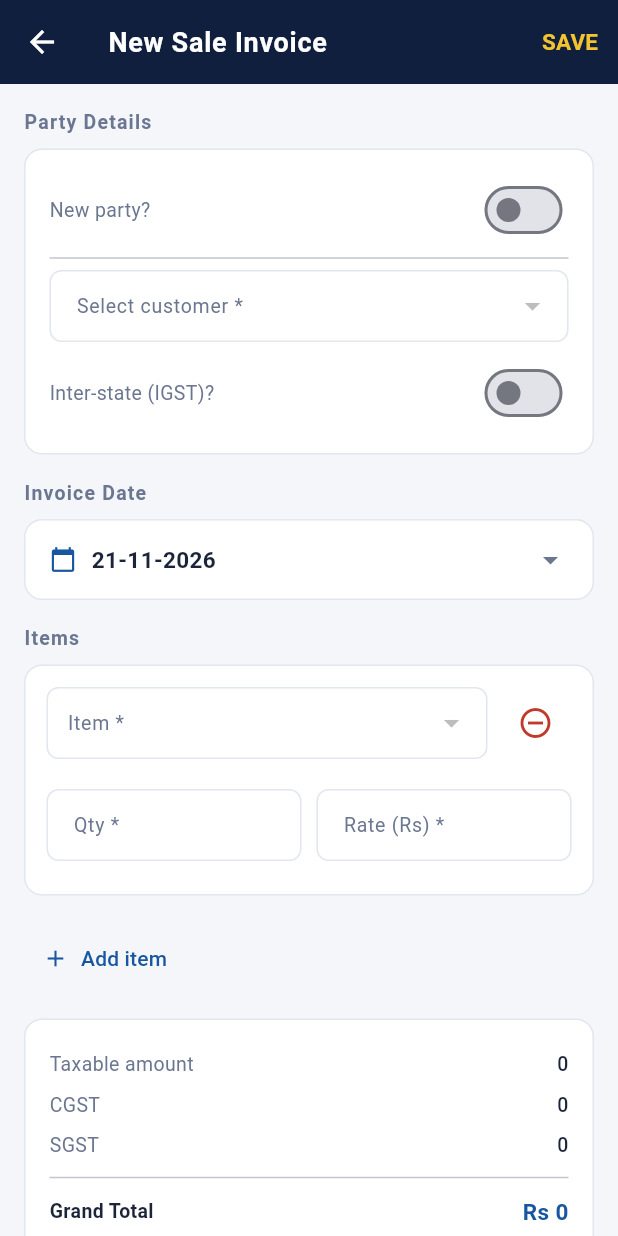
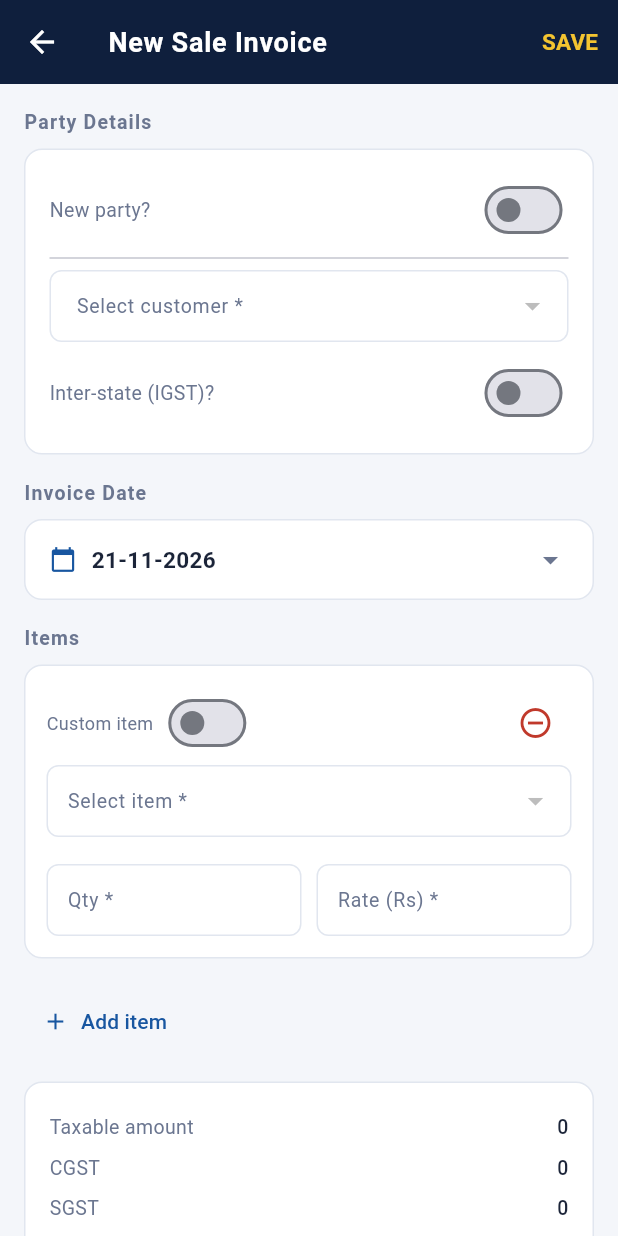
Before and after one commit to catoolskit/munim-mobile, a Flutter app: the InvoiceScreen screen opened directly with empty values, on a phone screen of 412 x 824 dp. Run offline on Flutter 3.47's test engine with Material 3 defaults, Android fonts, the phone set to English and light mode, and no system bars; our stand-ins replace file_picker, pdf, share_plus, shared_preferences; accounts and stored records are empty.

Commit message:
Refactor invoice screen code for clarity and efficiency

```diff
--- a/lib/screens/invoice_screen.dart
+++ b/lib/screens/invoice_screen.dart
@@ -21,21 +21,16 @@ class _InvoiceScreenState extends State<InvoiceScreen> {
   late AppConfig _config;
   final _formKey = GlobalKey<FormState>();
 
-  // Party
   Party? _selectedParty;
-  final _partyNameCtrl   = TextEditingController();
-  final _partyGstinCtrl  = TextEditingController();
-  final _partyPhoneCtrl  = TextEditingController();
-  bool _newParty         = false;
-  String _partyType      = 'Customer';
-  bool _interstate       = false;
+  final _partyNameCtrl  = TextEditingController();
+  final _partyGstinCtrl = TextEditingController();
+  final _partyPhoneCtrl = TextEditingController();
+  bool _newParty    = false;
+  String _partyType = 'Customer';
+  bool _interstate  = false;
+  DateTime _date    = DateTime.now();
 
-  // Date
-  DateTime _date = DateTime.now();
-
-  // Items
   final List<_ItemRow> _rows = [];
-
   bool _saving = false;
 
   @override
@@ -45,10 +40,7 @@ class _InvoiceScreenState extends State<InvoiceScreen> {
     _addRow();
   }
 
-  void _addRow() {
-    setState(() => _rows.add(_ItemRow()));
-  }
-
+  void _addRow() => setState(() => _rows.add(_ItemRow()));
   void _removeRow(int i) {
     if (_rows.length == 1) return;
     setState(() => _rows.removeAt(i));
@@ -77,21 +69,24 @@ class _InvoiceScreenState extends State<InvoiceScreen> {
     if (!_formKey.currentState!.validate()) return;
     if (_selectedParty == null && !_newParty) {
       ScaffoldMessenger.of(context).showSnackBar(
-        const SnackBar(content: Text('Please select or add a party')));
+        const SnackBar(
+          content: Text('Please select or add a party')));
       return;
     }
     final validRows = _rows.where((r) =>
-        r.selectedItem != null && r.qty > 0 && r.rate > 0).toList();
+      r.effectiveName.isNotEmpty &&
+      r.qty > 0 &&
+      r.rate > 0).toList();
     if (validRows.isEmpty) {
       ScaffoldMessenger.of(context).showSnackBar(
-        const SnackBar(content: Text('Add at least one item')));
+        const SnackBar(
+          content: Text('Add at least one item')));
       return;
     }
 
     setState(() => _saving = true);
 
     try {
-      // Handle new party
       AppConfig config = _config;
       String partyName;
       String partyGstin = '';
@@ -100,11 +95,13 @@ class _InvoiceScreenState extends State<InvoiceScreen> {
 
       if (_newParty) {
         partyName  = _partyNameCtrl.text.trim();
-        partyGstin = _partyGstinCtrl.text.trim().toUpperCase();
+        partyGstin =
+            _partyGstinCtrl.text.trim().toUpperCase();
         partyPhone = _partyPhoneCtrl.text.trim();
         final newP = Party(
           name: partyName, ptype: partyType,
-          gstin: partyGstin, phone: partyPhone, address: '');
+          gstin: partyGstin, phone: partyPhone,
+          address: '');
         config = await ConfigService.addParty(config, newP);
       } else {
         partyName  = _selectedParty!.name;
@@ -113,19 +110,17 @@ class _InvoiceScreenState extends State<InvoiceScreen> {
         partyType  = _selectedParty!.ptype;
       }
 
-      // Build invoice number
       config = await ConfigService.incrementVno(config);
       final vno    = config.lastSalesVno;
       final prefix = config.company.invoicePrefix;
-      final invNo  = '${prefix}$vno';
+      final invNo  = '$prefix$vno';
 
-      // Build items
       final items = validRows.map((r) => InvoiceItem(
-        name:    r.selectedItem!.name,
-        hsn:     r.selectedItem!.hsn,
+        name:    r.effectiveName,
+        hsn:     r.effectiveHsn,
         qty:     r.qty,
         rate:    r.rate,
-        gstRate: r.selectedItem!.gstRateDouble,
+        gstRate: r.effectiveGstRate,
       )).toList();
 
       final invoice = Invoice(
@@ -144,15 +139,12 @@ class _InvoiceScreenState extends State<InvoiceScreen> {
       );
 
       await StorageService.addInvoice(invoice);
-
       if (!mounted) return;
       Navigator.pop(context, config);
-
       ScaffoldMessenger.of(context).showSnackBar(
         SnackBar(
           content: Text('✓ Invoice $invNo saved'),
-          backgroundColor: MunimTheme.ok,
-        ));
+          backgroundColor: MunimTheme.ok));
     } catch (e) {
       setState(() => _saving = false);
       ScaffoldMessenger.of(context).showSnackBar(
@@ -176,7 +168,8 @@ class _InvoiceScreenState extends State<InvoiceScreen> {
                 ? const SizedBox(
                     width: 18, height: 18,
                     child: CircularProgressIndicator(
-                      color: Colors.white, strokeWidth: 2))
+                      color: Colors.white,
+                      strokeWidth: 2))
                 : const Text('SAVE',
                     style: TextStyle(
                       color: MunimTheme.gold,
@@ -190,23 +183,24 @@ class _InvoiceScreenState extends State<InvoiceScreen> {
         child: SingleChildScrollView(
           padding: const EdgeInsets.all(16),
           child: Column(
-            crossAxisAlignment: CrossAxisAlignment.start,
+            crossAxisAlignment:
+                CrossAxisAlignment.start,
             children: [
-
-              // ── Party section ──────────────────────────────
+              // ── Party ─────────────────────────────
               _sectionTitle('Party Details'),
               const SizedBox(height: 8),
               Container(
                 decoration: MunimTheme.cardBox(),
                 padding: const EdgeInsets.all(16),
                 child: Column(children: [
-                  // New party toggle
                   Row(
-                    mainAxisAlignment: MainAxisAlignment.spaceBetween,
+                    mainAxisAlignment:
+                        MainAxisAlignment.spaceBetween,
                     children: [
                       const Text('New party?',
                         style: TextStyle(
-                          fontSize: 13, color: MunimTheme.muted)),
+                          fontSize: 13,
+                          color: MunimTheme.muted)),
                       Switch(
                         value: _newParty,
                         activeColor: MunimTheme.accent,
@@ -218,28 +212,28 @@ class _InvoiceScreenState extends State<InvoiceScreen> {
                     ],
                   ),
                   const Divider(),
-                  if (!_newParty) ...[
-                    // Party dropdown
+                  if (!_newParty)
                     DropdownButtonFormField<Party>(
                       value: _selectedParty,
                       decoration: const InputDecoration(
                         labelText: 'Select customer *'),
-                      items: customers.map((p) => DropdownMenuItem(
+                      items: customers.map((p) =>
+                        DropdownMenuItem(
                           value: p,
-                        child: Text(p.name),
-                      )).toList(),
+                          child: Text(p.name))).toList(),
                       onChanged: (p) => setState(
                           () => _selectedParty = p),
-                      validator: (v) => v == null && !_newParty
+                      validator: (v) =>
+                        v == null && !_newParty
                           ? 'Select a party' : null,
-                    ),
-                  ] else ...[
-                    // New party fields
+                    )
+                  else ...[
                     TextFormField(
                       controller: _partyNameCtrl,
                       decoration: const InputDecoration(
                         labelText: 'Party name *'),
-                      validator: (v) => (v?.trim().isEmpty ?? true)
+                      validator: (v) =>
+                        (v?.trim().isEmpty ?? true)
                           ? 'Required' : null,
                     ),
                     const SizedBox(height: 10),
@@ -247,11 +241,12 @@ class _InvoiceScreenState extends State<InvoiceScreen> {
                       value: _partyType,
                       decoration: const InputDecoration(
                         labelText: 'Type'),
-                      items: ['Customer', 'Supplier'].map((t) =>
-                        DropdownMenuItem(value: t, child: Text(t))
-                      ).toList(),
-                      onChanged: (v) =>
-                          setState(() => _partyType = v!),
+                      items: ['Customer', 'Supplier']
+                        .map((t) => DropdownMenuItem(
+                          value: t, child: Text(t)))
+                        .toList(),
+                      onChanged: (v) => setState(
+                          () => _partyType = v!),
                     ),
                     const SizedBox(height: 10),
                     TextFormField(
@@ -266,11 +261,11 @@ class _InvoiceScreenState extends State<InvoiceScreen> {
                       controller: _partyPhoneCtrl,
                       decoration: const InputDecoration(
                         labelText: 'Phone (optional)'),
-                      keyboardType: TextInputType.phone,
+                      keyboardType:
+                          TextInputType.phone,
                     ),
                   ],
                   const SizedBox(height: 10),
-                  // Interstate toggle
                   Row(
                     mainAxisAlignment:
                         MainAxisAlignment.spaceBetween,
@@ -282,8 +277,8 @@ class _InvoiceScreenState extends State<InvoiceScreen> {
                       Switch(
                         value: _interstate,
                         activeColor: MunimTheme.accent,
-                        onChanged: (v) =>
-                            setState(() => _interstate = v),
+                        onChanged: (v) => setState(
+                            () => _interstate = v),
                       ),
                     ],
                   ),
@@ -291,7 +286,7 @@ class _InvoiceScreenState extends State<InvoiceScreen> {
               ),
               const SizedBox(height: 16),
 
-              // ── Date ──────────────────────────────────────
+              // ── Date ──────────────────────────────
               _sectionTitle('Invoice Date'),
               const SizedBox(height: 8),
               GestureDetector(
@@ -302,10 +297,12 @@ class _InvoiceScreenState extends State<InvoiceScreen> {
                   decoration: MunimTheme.cardBox(),
                   child: Row(children: [
                     const Icon(Icons.calendar_today,
-                      color: MunimTheme.accent, size: 18),
+                      color: MunimTheme.accent,
+                      size: 18),
                     const SizedBox(width: 10),
                     Text(
-                      DateFormat('dd-MM-yyyy').format(_date),
+                      DateFormat('dd-MM-yyyy')
+                          .format(_date),
                       style: const TextStyle(
                         fontSize: 15,
                         fontWeight: FontWeight.w600,
@@ -318,7 +315,7 @@ class _InvoiceScreenState extends State<InvoiceScreen> {
               ),
               const SizedBox(height: 16),
 
-              // ── Items ─────────────────────────────────────
+              // ── Items ─────────────────────────────
               _sectionTitle('Items'),
               const SizedBox(height: 8),
               ..._rows.asMap().entries.map((e) =>
@@ -338,7 +335,7 @@ class _InvoiceScreenState extends State<InvoiceScreen> {
               ),
               const SizedBox(height: 16),
 
-              // ── Totals ────────────────────────────────────
+              // ── Totals ────────────────────────────
               Container(
                 decoration: MunimTheme.cardBox(),
                 padding: const EdgeInsets.all(16),
@@ -354,9 +351,11 @@ class _InvoiceScreenState extends State<InvoiceScreen> {
                     _totalRow('IGST',
                       ExportService.inr(_igst)),
                   const Divider(),
-                  _totalRow('Grand Total',
+                  _totalRow(
+                    'Grand Total',
                     'Rs ${ExportService.inr(_grandTotal)}',
-                      bold: true, color: MunimTheme.accent),
+                    bold: true,
+                    color: MunimTheme.accent),
                 ]),
               ),
               const SizedBox(height: 80),
@@ -369,29 +368,36 @@ class _InvoiceScreenState extends State<InvoiceScreen> {
 
   Widget _sectionTitle(String title) => Text(title,
     style: const TextStyle(
-      fontSize: 13, fontWeight: FontWeight.bold,
+      fontSize: 13,
+      fontWeight: FontWeight.bold,
       color: MunimTheme.muted,
       letterSpacing: 0.8));
 
   Widget _totalRow(String label, String value,
-      {bool bold = false, Color color = MunimTheme.text}) {
+      {bool bold = false,
+      Color color = MunimTheme.text}) {
     return Padding(
       padding: const EdgeInsets.symmetric(vertical: 4),
       child: Row(
-        mainAxisAlignment: MainAxisAlignment.spaceBetween,
+        mainAxisAlignment:
+            MainAxisAlignment.spaceBetween,
         children: [
           Text(label,
             style: TextStyle(
               fontSize: 13,
-              color: bold ? MunimTheme.text : MunimTheme.muted,
-              fontWeight:
-                  bold ? FontWeight.bold : FontWeight.normal)),
+              color: bold
+                  ? MunimTheme.text
+                  : MunimTheme.muted,
+              fontWeight: bold
+                  ? FontWeight.bold
+                  : FontWeight.normal)),
           Text(value,
             style: TextStyle(
               fontSize: bold ? 15 : 13,
               color: color,
-              fontWeight:
-                  bold ? FontWeight.bold : FontWeight.w500)),
+              fontWeight: bold
+                  ? FontWeight.bold
+                  : FontWeight.w500)),
         ],
       ),
     );
@@ -401,14 +407,29 @@ class _InvoiceScreenState extends State<InvoiceScreen> {
 // ── Item row model ─────────────────────────────────────────────
 
 class _ItemRow {
+  // Stock item mode
   StockItem? selectedItem;
+  // Custom item mode
+  bool isCustom = false;
+  String customName    = '';
+  String customHsn     = '';
+  String customGstRate = '0';
+
   double qty  = 1;
   double rate = 0;
 
-  double get amount   => qty * rate;
-  double get gstRate  => selectedItem?.gstRateDouble ?? 0;
-  double get gstAmount => amount * gstRate / 100;
-  double get total    => amount + gstAmount;
+  String get effectiveName =>
+      isCustom ? customName : (selectedItem?.name ?? '');
+  String get effectiveHsn =>
+      isCustom ? customHsn : (selectedItem?.hsn ?? '');
+  double get effectiveGstRate =>
+      isCustom
+          ? (double.tryParse(customGstRate) ?? 0)
+          : (selectedItem?.gstRateDouble ?? 0);
+
+  double get amount    => qty * rate;
+  double get gstAmount => amount * effectiveGstRate / 100;
+  double get total     => amount + gstAmount;
 }
 
 // ── Item row widget ────────────────────────────────────────────
@@ -430,26 +451,42 @@ class _ItemRowWidget extends StatefulWidget {
   });
 
   @override
-  State<_ItemRowWidget> createState() => _ItemRowWidgetState();
+  State<_ItemRowWidget> createState() =>
+      _ItemRowWidgetState();
 }
 
-class _ItemRowWidgetState extends State<_ItemRowWidget> {
+class _ItemRowWidgetState
+    extends State<_ItemRowWidget> {
   late TextEditingController _qtyCtrl;
   late TextEditingController _rateCtrl;
+  late TextEditingController _customNameCtrl;
+  late TextEditingController _customHsnCtrl;
+  late TextEditingController _customGstCtrl;
 
   @override
   void initState() {
     super.initState();
-    _qtyCtrl  = TextEditingController(
-        text: widget.row.qty == 1 ? '' : widget.row.qty.toString());
+    _qtyCtrl = TextEditingController(
+      text: widget.row.qty == 1
+          ? '' : widget.row.qty.toString());
     _rateCtrl = TextEditingController(
-        text: widget.row.rate == 0 ? '' : widget.row.rate.toString());
+      text: widget.row.rate == 0
+          ? '' : widget.row.rate.toString());
+    _customNameCtrl = TextEditingController(
+      text: widget.row.customName);
+    _customHsnCtrl = TextEditingController(
+      text: widget.row.customHsn);
+    _customGstCtrl = TextEditingController(
+      text: widget.row.customGstRate);
   }
 
   @override
   void dispose() {
     _qtyCtrl.dispose();
     _rateCtrl.dispose();
+    _customNameCtrl.dispose();
+    _customHsnCtrl.dispose();
+    _customGstCtrl.dispose();
     super.dispose();
   }
 
@@ -460,13 +497,47 @@ class _ItemRowWidgetState extends State<_ItemRowWidget> {
       padding: const EdgeInsets.all(14),
       decoration: MunimTheme.cardBox(),
       child: Column(children: [
-        // Item + remove
+        // ── Custom toggle + remove ─────────────
+        Row(
+          mainAxisAlignment:
+              MainAxisAlignment.spaceBetween,
+          children: [
             Row(children: [
-          Expanded(
-            child: DropdownButtonFormField<StockItem>(
+              const Text('Custom item',
+                style: TextStyle(
+                  fontSize: 12,
+                  color: MunimTheme.muted)),
+              const SizedBox(width: 6),
+              Switch(
+                value: widget.row.isCustom,
+                activeColor: MunimTheme.accent,
+                materialTapTargetSize:
+                    MaterialTapTargetSize.shrinkWrap,
+                onChanged: (v) {
+                  setState(() {
+                    widget.row.isCustom = v;
+                    widget.row.selectedItem = null;
+                  });
+                  widget.onChanged();
+                },
+              ),
+            ]),
+            IconButton(
+              icon: const Icon(
+                Icons.remove_circle_outline,
+                color: MunimTheme.danger),
+              onPressed: widget.onRemove,
+            ),
+          ],
+        ),
+        const SizedBox(height: 4),
+
+        // ── Stock item dropdown ────────────────
+        if (!widget.row.isCustom) ...[
+          DropdownButtonFormField<StockItem>(
             value: widget.row.selectedItem,
             decoration: const InputDecoration(
-                labelText: 'Item *',
+              labelText: 'Select item *',
               contentPadding: EdgeInsets.symmetric(
                 horizontal: 10, vertical: 10)),
             items: widget.stockItems.map((s) =>
@@ -474,20 +545,12 @@ class _ItemRowWidgetState extends State<_ItemRowWidget> {
                 value: s,
                 child: Text(s.name))).toList(),
             onChanged: (s) {
-                setState(() => widget.row.selectedItem = s);
+              setState(() =>
+                  widget.row.selectedItem = s);
               widget.onChanged();
             },
           ),
-          ),
-          const SizedBox(width: 8),
-          IconButton(
-            icon: const Icon(Icons.remove_circle_outline,
-              color: MunimTheme.danger),
-            onPressed: widget.onRemove,
-          ),
-        ]),
-        const SizedBox(height: 10),
-        // HSN + GST (read only)
+          const SizedBox(height: 8),
           if (widget.row.selectedItem != null)
             Row(children: [
               _chip('HSN: ${widget.row.selectedItem!.hsn}'),
@@ -496,17 +559,78 @@ class _ItemRowWidgetState extends State<_ItemRowWidget> {
               const SizedBox(width: 8),
               _chip(widget.row.selectedItem!.unit),
             ]),
+        ]
+
+        // ── Custom item fields ─────────────────
+        else ...[
+          TextFormField(
+            controller: _customNameCtrl,
+            decoration: const InputDecoration(
+              labelText: 'Item name *',
+              contentPadding: EdgeInsets.symmetric(
+                horizontal: 10, vertical: 10)),
+            onChanged: (v) {
+              widget.row.customName = v;
+              widget.onChanged();
+            },
+          ),
+          const SizedBox(height: 8),
+          Row(children: [
+            Expanded(
+              child: TextFormField(
+                controller: _customHsnCtrl,
+                decoration: const InputDecoration(
+                  labelText: 'HSN/SAC',
+                  contentPadding:
+                    EdgeInsets.symmetric(
+                      horizontal: 10,
+                      vertical: 10)),
+                onChanged: (v) {
+                  widget.row.customHsn = v;
+                  widget.onChanged();
+                },
+              ),
+            ),
+            const SizedBox(width: 10),
+            Expanded(
+              child: TextFormField(
+                controller: _customGstCtrl,
+                decoration: const InputDecoration(
+                  labelText: 'GST %',
+                  contentPadding:
+                    EdgeInsets.symmetric(
+                      horizontal: 10,
+                      vertical: 10)),
+                keyboardType:
+                  const TextInputType
+                    .numberWithOptions(decimal: true),
+                onChanged: (v) {
+                  widget.row.customGstRate =
+                      v.isEmpty ? '0' : v;
+                  widget.onChanged();
+                },
+              ),
+            ),
+          ]),
+        ],
+
         const SizedBox(height: 10),
-        // Qty + Rate
+
+        // ── Qty + Rate ────────────────────────
         Row(children: [
           Expanded(
             child: TextFormField(
               controller: _qtyCtrl,
-              decoration: const InputDecoration(labelText: 'Qty *'),
-              keyboardType: const TextInputType.numberWithOptions(
-                  decimal: true),
+              decoration: const InputDecoration(
+                labelText: 'Qty *',
+                contentPadding: EdgeInsets.symmetric(
+                  horizontal: 10, vertical: 10)),
+              keyboardType:
+                const TextInputType
+                  .numberWithOptions(decimal: true),
               onChanged: (v) {
-                widget.row.qty = double.tryParse(v) ?? 0;
+                widget.row.qty =
+                    double.tryParse(v) ?? 0;
                 widget.onChanged();
               },
             ),
@@ -516,47 +640,62 @@ class _ItemRowWidgetState extends State<_ItemRowWidget> {
             child: TextFormField(
               controller: _rateCtrl,
               decoration: const InputDecoration(
-                  labelText: 'Rate (Rs) *'),
-              keyboardType: const TextInputType.numberWithOptions(
-                  decimal: true),
+                labelText: 'Rate (Rs) *',
+                contentPadding: EdgeInsets.symmetric(
+                  horizontal: 10, vertical: 10)),
+              keyboardType:
+                const TextInputType
+                  .numberWithOptions(decimal: true),
               onChanged: (v) {
-                widget.row.rate = double.tryParse(v) ?? 0;
+                widget.row.rate =
+                    double.tryParse(v) ?? 0;
                 widget.onChanged();
               },
             ),
           ),
         ]),
+
+        // ── Live amount ───────────────────────
+        if (widget.row.amount > 0) ...[
           const SizedBox(height: 8),
-        // Amount
-        if (widget.row.amount > 0)
           Row(
-            mainAxisAlignment: MainAxisAlignment.spaceBetween,
+            mainAxisAlignment:
+                MainAxisAlignment.spaceBetween,
             children: [
-              Text('Amount: Rs ${ExportService.inr(widget.row.amount)}',
+              Text(
+                'Taxable: Rs ${ExportService.inr(widget.row.amount)}',
                 style: const TextStyle(
-                  fontSize: 12, color: MunimTheme.muted)),
-              Text('GST: Rs ${ExportService.inr(widget.row.gstAmount)}',
+                  fontSize: 11,
+                  color: MunimTheme.muted)),
+              Text(
+                'GST: Rs ${ExportService.inr(widget.row.gstAmount)}',
                 style: const TextStyle(
-                  fontSize: 12, color: MunimTheme.muted)),
-              Text('Total: Rs ${ExportService.inr(widget.row.total)}',
+                  fontSize: 11,
+                  color: MunimTheme.muted)),
+              Text(
+                'Total: Rs ${ExportService.inr(widget.row.total)}',
                 style: const TextStyle(
-                  fontSize: 13, fontWeight: FontWeight.bold,
+                  fontSize: 12,
+                  fontWeight: FontWeight.bold,
                   color: MunimTheme.accent)),
             ],
           ),
+        ],
       ]),
     );
   }
 
   Widget _chip(String label) => Container(
-    padding: const EdgeInsets.symmetric(horizontal: 8, vertical: 3),
+    padding: const EdgeInsets.symmetric(
+      horizontal: 8, vertical: 3),
     decoration: BoxDecoration(
       color: MunimTheme.accent.withOpacity(0.08),
       borderRadius: BorderRadius.circular(6),
     ),
     child: Text(label,
       style: const TextStyle(
-        fontSize: 11, color: MunimTheme.accent,
+        fontSize: 11,
+        color: MunimTheme.accent,
         fontWeight: FontWeight.w600)),
   );
 }
```
Lines whose indentation alone changed are shown as unchanged.
